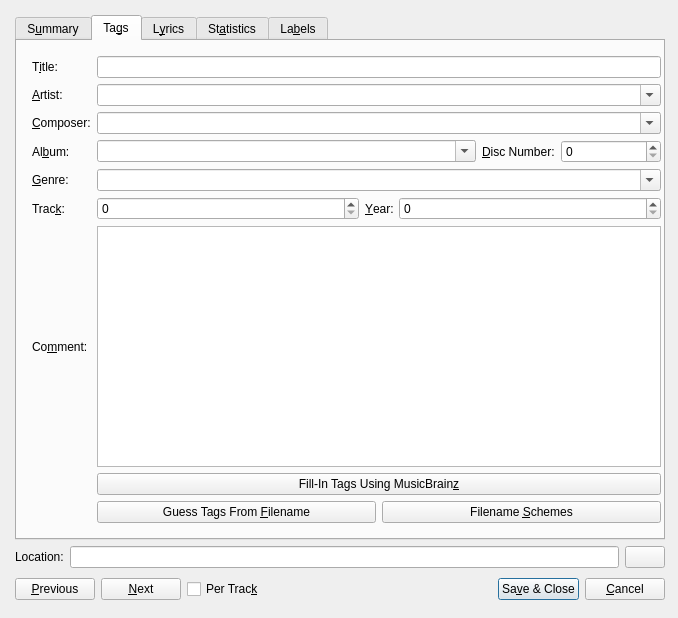
Before: the Qt Designer form src/dialogs/tagdialogbase.ui in KDE/amarok, drawn with Qt 5.
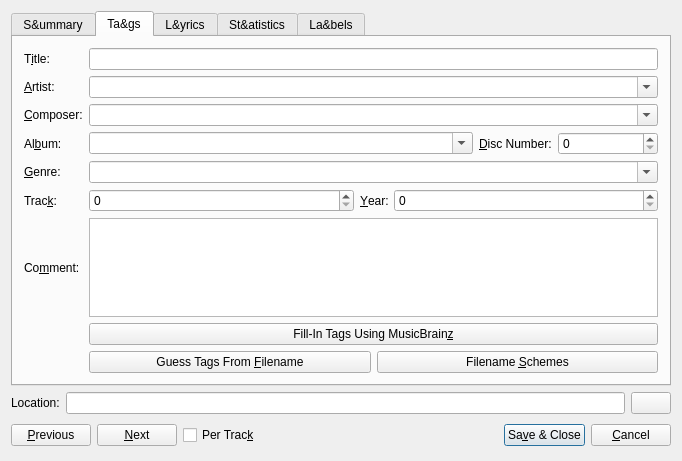
After: the same form once the commit is applied. The open tabs and pages were chosen to show the change. Custom widgets are drawn as their Qt base class.

Commit message: Fix layout of tag dialog; also made it less tall (think Eee!).

What changed in the file:
```diff
--- a/src/dialogs/tagdialogbase.ui
+++ b/src/dialogs/tagdialogbase.ui
@@ -5,22 +5,15 @@
    <rect>
     <x>0</x>
     <y>0</y>
-    <width>678</width>
-    <height>618</height>
+    <width>682</width>
+    <height>461</height>
    </rect>
   </property>
   <property name="windowTitle" >
    <string>Track Information</string>
   </property>
-  <widget class="QWidget" name="layoutWidget" >
-   <property name="geometry" >
-    <rect>
-     <x>4</x>
-     <y>4</y>
-     <width>672</width>
-     <height>611</height>
-    </rect>
-   </property>
+  <layout class="QVBoxLayout" name="verticalLayout_5" >
+   <item>
    <layout class="QVBoxLayout" name="verticalLayout_3" >
     <item>
      <widget class="KTabWidget" name="kTabWidget" >
@@ -40,9 +33,9 @@
         </rect>
        </property>
        <attribute name="title" >
-        <string>S&amp;ummary</string>
-       </attribute>
-       <widget class="QWidget" name="" >
+         <string>S&amp;&amp;ummary</string>
+        </attribute>
+        <widget class="QWidget" name="layoutWidget" >
         <property name="geometry" >
          <rect>
           <x>6</x>
@@ -145,22 +138,15 @@
         <rect>
          <x>0</x>
          <y>0</y>
-         <width>658</width>
-         <height>490</height>
+          <width>660</width>
+          <height>340</height>
         </rect>
        </property>
        <attribute name="title" >
-        <string>Ta&amp;gs</string>
-       </attribute>
-       <widget class="QWidget" name="layoutWidget" >
-        <property name="geometry" >
-         <rect>
-          <x>4</x>
-          <y>4</y>
-          <width>651</width>
-          <height>489</height>
-         </rect>
-        </property>
+         <string>Ta&amp;&amp;gs</string>
+        </attribute>
+        <layout class="QVBoxLayout" name="verticalLayout_6" >
+         <item>
         <layout class="QGridLayout" name="gridLayout_3" >
          <item row="0" column="0" >
           <widget class="QLabel" name="textLabel1" >
@@ -465,7 +451,8 @@
           </layout>
          </item>
         </layout>
-       </widget>
+         </item>
+        </layout>
       </widget>
       <widget class="QWidget" name="lyricsTab" >
        <property name="geometry" >
@@ -477,7 +464,7 @@
         </rect>
        </property>
        <attribute name="title" >
-        <string>L&amp;yrics</string>
+         <string>L&amp;&amp;yrics</string>
        </attribute>
        <layout class="QHBoxLayout" >
         <item>
@@ -502,9 +489,9 @@
         </rect>
        </property>
        <attribute name="title" >
-        <string>St&amp;atistics</string>
-       </attribute>
-       <widget class="QWidget" name="" >
+         <string>St&amp;&amp;atistics</string>
+        </attribute>
+        <widget class="QWidget" name="layoutWidget" >
         <property name="geometry" >
          <rect>
           <x>5</x>
@@ -645,9 +632,9 @@
         </rect>
        </property>
        <attribute name="title" >
-        <string>La&amp;bels</string>
-       </attribute>
-       <widget class="QWidget" name="" >
+         <string>La&amp;&amp;bels</string>
+        </attribute>
+        <widget class="QWidget" name="layoutWidget" >
         <property name="geometry" >
          <rect>
           <x>0</x>
@@ -806,7 +793,8 @@
      </layout>
     </item>
    </layout>
-  </widget>
+   </item>
+  </layout>
  </widget>
  <layoutdefault spacing="6" margin="11" />
  <pixmapfunction>qPixmapFromMimeSource</pixmapfunction>
```
Left out of the diff: 18 changed lines with no effect on the pictures. Lines whose indentation alone changed are shown as unchanged.
